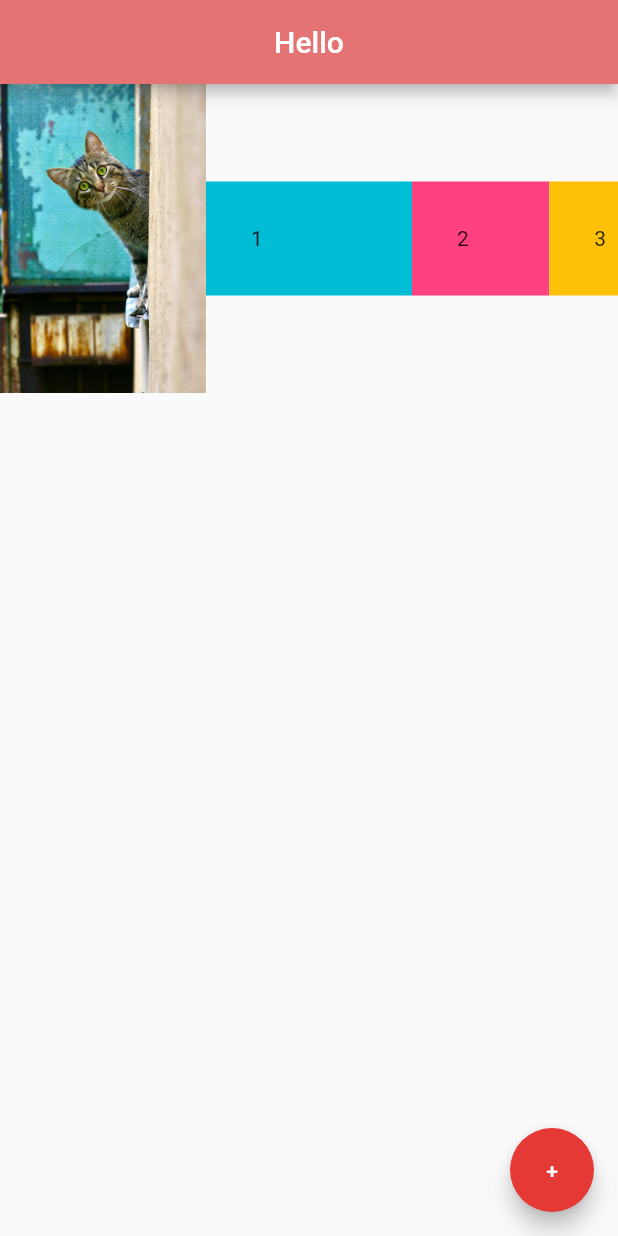
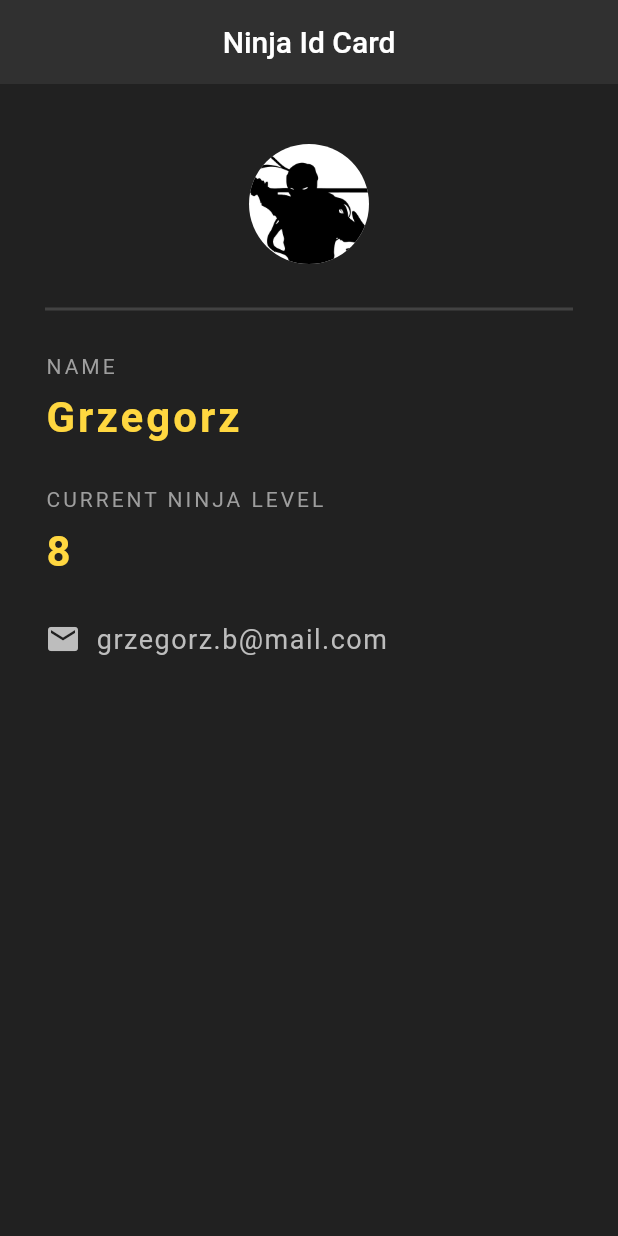
Before and after one commit to GrzegorzBanaszak/flutter_tut, a Flutter app: the screen it shows after launch, on a phone screen of 412 x 824 dp. Run offline on Flutter 3.47's test engine with Material 2 defaults, Android fonts, the phone set to English and light mode, and no system bars.

Commit message:
First simple project

```diff
--- /dev/null
+++ b/lib/examples.dart
@@ -0,0 +1,118 @@
+import 'package:flutter/material.dart';
+
+class Home extends StatelessWidget {
+  const Home({super.key});
+
+  @override
+  Widget build(BuildContext context) {
+    return Scaffold(
+      appBar: AppBar(
+        title: const Text("Hello"),
+        centerTitle: true,
+        backgroundColor: Colors.red[300],
+      ),
+
+      //Extended widgets
+      body: Row(
+        children: [
+          Expanded(flex: 3, child: Image.asset("assets/cat-1.jpg")),
+          Expanded(
+            flex: 3,
+            child: Container(
+              padding: const EdgeInsets.all(30.0),
+              color: Colors.cyan,
+              child: const Text("1"),
+            ),
+          ),
+          Expanded(
+            flex: 2,
+            child: Container(
+              padding: const EdgeInsets.all(30.0),
+              color: Colors.pinkAccent,
+              child: const Text("2"),
+            ),
+          ),
+          Expanded(
+            flex: 1,
+            child: Container(
+              padding: const EdgeInsets.all(30.0),
+              color: Colors.amber,
+              child: const Text("3"),
+            ),
+          )
+        ],
+      ),
+
+      // body: Column(
+      //   mainAxisAlignment: MainAxisAlignment.spaceEvenly,
+      //   crossAxisAlignment: CrossAxisAlignment.center,
+      //   children: <Widget>[
+      //     const Text("Hello from Column"),
+      //     ElevatedButton(onPressed: () {}, child: const Icon(Icons.alarm)),
+      //     Container(
+      //       color: Colors.green,
+      //       padding: const EdgeInsets.all(20.0),
+      //       child: const Text("Hello from container"),
+      //     )
+      //   ],
+      // ),
+
+      // body: Row(
+      //   mainAxisAlignment: MainAxisAlignment.spaceBetween,
+      //   crossAxisAlignment: CrossAxisAlignment.center,
+      //   children: <Widget>[
+      //     const Text("Hello from Row"),
+      //     ElevatedButton(onPressed: () {}, child: const Icon(Icons.alarm)),
+      //     Container(
+      //       color: Colors.green,
+      //       padding: const EdgeInsets.all(20.0),
+      //       child: const Text("Hello from container"),
+      //     )
+      //   ],
+      // ),
+
+      // body: Container(
+      //   padding: const EdgeInsets.all(20.0),
+      //   margin: const EdgeInsets.all(2.0),
+      //   color: Colors.blueAccent,
+      //   child: const Text("Hello"),
+      // ),
+
+      // body: Center(
+      //   child: ElevatedButton.icon(
+      //     onPressed: () {
+      //       print("You click me");
+      //     },
+      //     style: ButtonStyle(
+      //         backgroundColor: MaterialStateProperty.all<Color>(Colors.red)),
+      //     icon: const Icon(Icons.home),
+      //     label: const Text("Click me"),
+      //   ),
+      // ),
+
+      // Lista obrazów
+      // body: ListView(
+      //   children: <Widget>[
+      //     Image(
+      //       image: AssetImage("assets/cat-1.jpg"),
+      //     ),
+      //     Image(
+      //       image: AssetImage("assets/cat-2.jpg"),
+      //     ),
+      //     Image(
+      //       image: AssetImage("assets/cat-3.jpg"),
+      //     ),
+      //     Image.network(
+      //       "https://images.unsplash.com/photo-1543852786-1cf6624b9987?ixlib=rb-4.0.3&ixid=M3wxMjA3fDB8MHxwaG90by1wYWdlfHx8fGVufDB8fHx8fA%3D%3D&auto=format&fit=crop&w=1974&q=80",
+      //
+      //     ),
+      //   ],
+      // ),
+      floatingActionButton: FloatingActionButton(
+        onPressed: () {},
+        backgroundColor: Colors.red[600],
+        child: const Text("+"),
+      ),
+    );
+  }
+}
--- a/lib/main.dart
+++ b/lib/main.dart
@@ -13,112 +13,86 @@ class Home extends StatelessWidget {
   @override
   Widget build(BuildContext context) {
     return Scaffold(
+      backgroundColor: Colors.grey[900],
       appBar: AppBar(
-        title: const Text("Hello"),
+        title: const Text("Ninja Id Card"),
         centerTitle: true,
-        backgroundColor: Colors.red[300],
+        backgroundColor: Colors.grey[850],
+        elevation: 0.0,
       ),
-
-      //Extended widgets
-      body: Row(
-        children: [
-          Expanded(flex: 3, child: Image.asset("assets/cat-1.jpg")),
-          Expanded(
-            flex: 3,
-            child: Container(
-              padding: const EdgeInsets.all(30.0),
-              color: Colors.cyan,
-              child: const Text("1"),
+      body: Padding(
+        padding: const EdgeInsets.fromLTRB(30.0, 40.0, 30.0, 0.0),
+        child: Column(
+          crossAxisAlignment: CrossAxisAlignment.start,
+          children: <Widget>[
+            const Center(
+              child: CircleAvatar(
+                backgroundImage: AssetImage("assets/ninja.png"),
+                radius: 40,
+                backgroundColor: Colors.white,
+              ),
             ),
-          ),
-          Expanded(
-            flex: 2,
-            child: Container(
-              padding: const EdgeInsets.all(30.0),
-              color: Colors.pinkAccent,
-              child: const Text("2"),
+            Divider(
+              height: 60.0,
+              color: Colors.grey[800],
+              thickness: 2.0,
             ),
-          ),
-          Expanded(
-            flex: 1,
-            child: Container(
-              padding: const EdgeInsets.all(30.0),
-              color: Colors.amber,
-              child: const Text("3"),
+            const Text(
+              "NAME",
+              style: TextStyle(color: Colors.grey, letterSpacing: 2.0),
             ),
-          )
-        ],
-      ),
-
-      // body: Column(
-      //   mainAxisAlignment: MainAxisAlignment.spaceEvenly,
-      //   crossAxisAlignment: CrossAxisAlignment.center,
-      //   children: <Widget>[
-      //     const Text("Hello from Column"),
-      //     ElevatedButton(onPressed: () {}, child: const Icon(Icons.alarm)),
-      //     Container(
-      //       color: Colors.green,
-      //       padding: const EdgeInsets.all(20.0),
-      //       child: const Text("Hello from container"),
-      //     )
-      //   ],
-      // ),
-
-      // body: Row(
-      //   mainAxisAlignment: MainAxisAlignment.spaceBetween,
-      //   crossAxisAlignment: CrossAxisAlignment.center,
-      //   children: <Widget>[
-      //     const Text("Hello from Row"),
-      //     ElevatedButton(onPressed: () {}, child: const Icon(Icons.alarm)),
-      //     Container(
-      //       color: Colors.green,
-      //       padding: const EdgeInsets.all(20.0),
-      //       child: const Text("Hello from container"),
-      //     )
-      //   ],
-      // ),
-
-      // body: Container(
-      //   padding: const EdgeInsets.all(20.0),
-      //   margin: const EdgeInsets.all(2.0),
-      //   color: Colors.blueAccent,
-      //   child: const Text("Hello"),
-      // ),
-
-      // body: Center(
-      //   child: ElevatedButton.icon(
-      //     onPressed: () {
-      //       print("You click me");
-      //     },
-      //     style: ButtonStyle(
-      //         backgroundColor: MaterialStateProperty.all<Color>(Colors.red)),
-      //     icon: const Icon(Icons.home),
-      //     label: const Text("Click me"),
-      //   ),
-      // ),
-
-      // Lista obrazów
-      // body: ListView(
-      //   children: <Widget>[
-      //     Image(
-      //       image: AssetImage("assets/cat-1.jpg"),
-      //     ),
-      //     Image(
-      //       image: AssetImage("assets/cat-2.jpg"),
-      //     ),
-      //     Image(
-      //       image: AssetImage("assets/cat-3.jpg"),
-      //     ),
-      //     Image.network(
-      //       "https://images.unsplash.com/photo-1543852786-1cf6624b9987?ixlib=rb-4.0.3&ixid=M3wxMjA3fDB8MHxwaG90by1wYWdlfHx8fGVufDB8fHx8fA%3D%3D&auto=format&fit=crop&w=1974&q=80",
-      //
-      //     ),
-      //   ],
-      // ),
-      floatingActionButton: FloatingActionButton(
-        onPressed: () {},
-        backgroundColor: Colors.red[600],
-        child: const Text("+"),
+            const SizedBox(
+              height: 10,
+            ),
+            Text(
+              "Grzegorz",
+              style: TextStyle(
+                  color: Colors.amberAccent[200],
+                  letterSpacing: 2.0,
+                  fontSize: 28.0,
+                  fontWeight: FontWeight.bold),
+            ),
+            const SizedBox(
+              height: 30,
+            ),
+            const Text(
+              "CURRENT NINJA LEVEL",
+              style: TextStyle(color: Colors.grey, letterSpacing: 2.0),
+            ),
+            const SizedBox(
+              height: 10,
+            ),
+            Text(
+              "8",
+              style: TextStyle(
+                  color: Colors.amberAccent[200],
+                  letterSpacing: 2.0,
+                  fontSize: 28.0,
+                  fontWeight: FontWeight.bold),
+            ),
+            const SizedBox(
+              height: 30,
+            ),
+            Row(
+              children: <Widget>[
+                Icon(
+                  Icons.email,
+                  color: Colors.grey[400],
+                ),
+                const SizedBox(
+                  width: 10.0,
+                ),
+                Text(
+                  "grzegorz.b@mail.com",
+                  style: TextStyle(
+                      color: Colors.grey[400],
+                      fontSize: 18.0,
+                      letterSpacing: 1.0),
+                )
+              ],
+            )
+          ],
+        ),
       ),
     );
   }
```
Also changed, not shown: assets/ninja.png (added).
